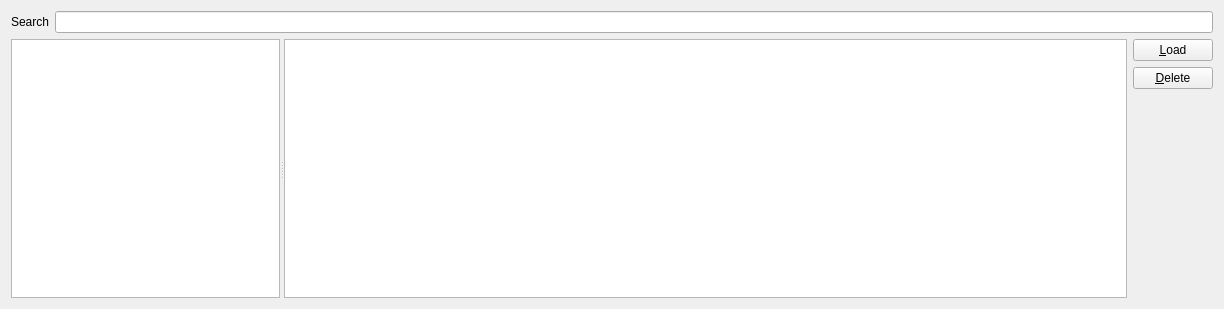
The window that src/Module/src/Logbook/LogbookWidget.ui (till213/SkyDolly) describes before a commit, drawn with Qt 5.
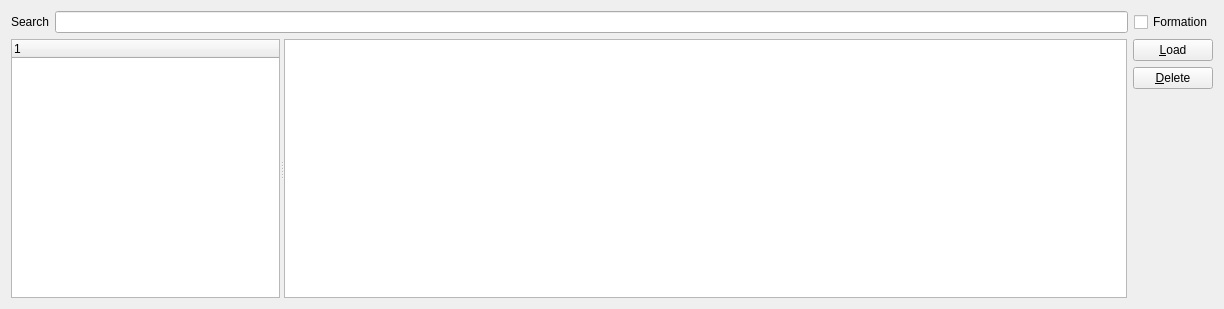
The same window after the commit.

Commit message: Filter formation flights

Patch:
```diff
--- a/src/Module/src/Logbook/LogbookWidget.ui
+++ b/src/Module/src/Logbook/LogbookWidget.ui
@@ -33,6 +33,13 @@
        </property>
       </widget>
      </item>
+     <item>
+      <widget class="QCheckBox" name="formationCheckBox">
+       <property name="text">
+        <string>Formation</string>
+       </property>
+      </widget>
+     </item>
     </layout>
    </item>
    <item>
@@ -54,7 +61,7 @@
        </size>
       </property>
       <attribute name="headerVisible">
-       <bool>false</bool>
+       <bool>true</bool>
       </attribute>
       <column>
        <property name="text">
```
The commit also changes 6 other files.
